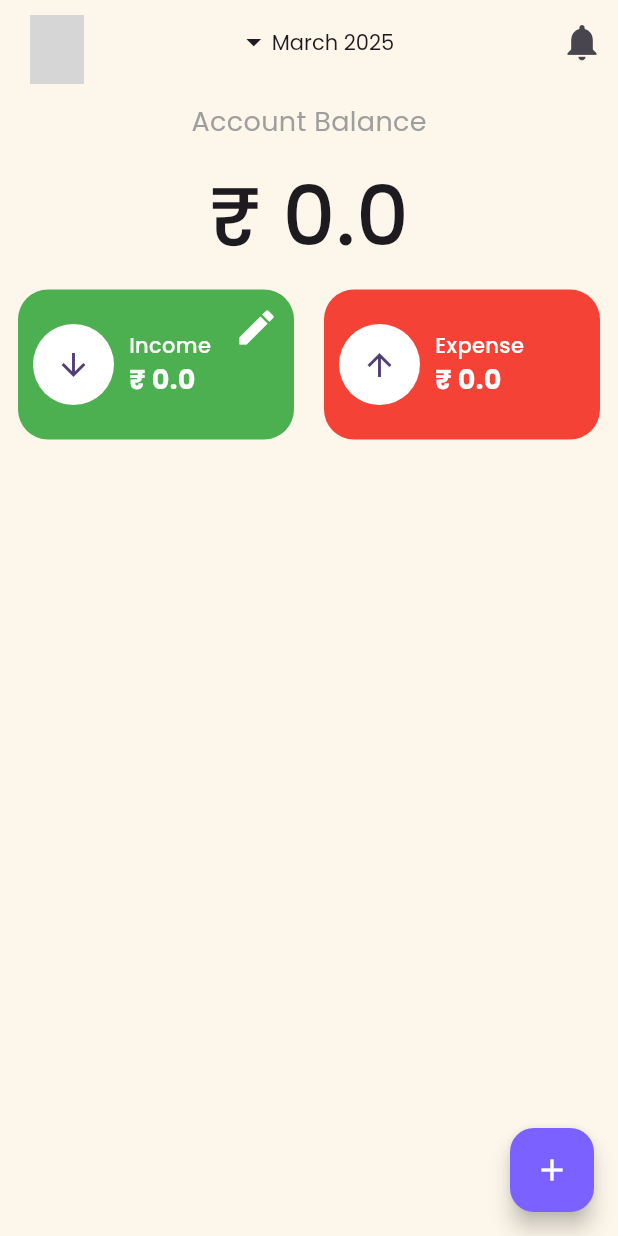
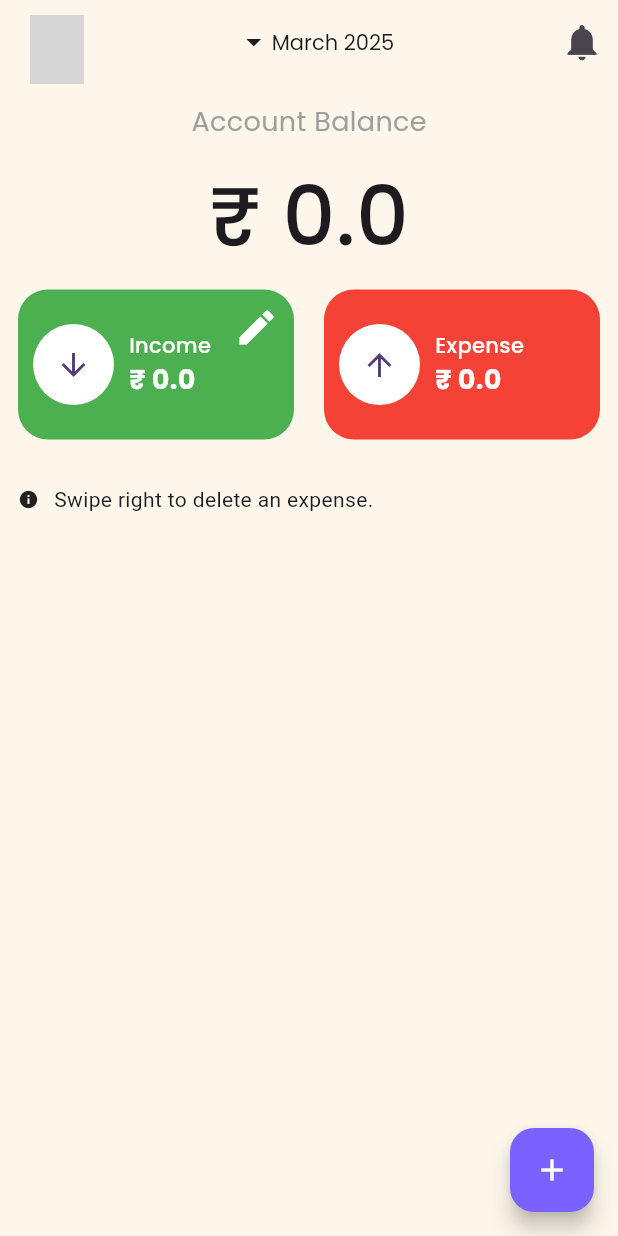
Before and after one commit to tusharkhatriofficial/CipherSchools-Flutter-Assignment, a Flutter app: the HomeScreen screen opened directly, on a phone screen of 412 x 824 dp. Run offline on Flutter 3.47's test engine with Material 3 defaults, Android fonts, the phone set to English and light mode, and no system bars; our stand-ins replace cloud_firestore, firebase_auth, firebase_core, flutter_slidable, google_fonts, google_sign_in and 3 more; accounts and stored records are empty; network calls fail; grey boxes are pictures that could not be loaded.

Commit message:
Few tweaks in navigating screens

```diff
--- a/lib/screens/home_screen.dart
+++ b/lib/screens/home_screen.dart
@@ -178,7 +178,16 @@ class HomeScreen extends StatelessWidget {
                 SizedBox(height: 30.0,),
                 //Expenses List
                 Column(
+                  crossAxisAlignment: CrossAxisAlignment.start,
                   children: [
+                    Row(
+                      children: [
+                        Icon(Icons.info, size: 14.0,),
+                        SizedBox(width: 10.0,),
+                        Text("Swipe right to delete an expense."),
+                      ],
+                    ),
+                    SizedBox(height: 10.0,),
                     for(int i = 0; i <monthlyData.expenses.length; i++)...[
                       //Expense card with slide functionality
                       Slidable(
--- a/lib/screens/login_screen.dart
+++ b/lib/screens/login_screen.dart
@@ -25,7 +25,7 @@ class _SignupScreenState extends State<LoginScreen> {
       UserCredential? userCredential = await signInWithGoogle();
       if(userCredential != null){
         await saveUserUID(userCredential.user!.uid);
-        Navigator.of(context).push(MaterialPageRoute(builder: (context){
+        Navigator.pushReplacement(context, MaterialPageRoute(builder: (context){
           return HomeScreen();
         }));
       }else{
@@ -37,7 +37,7 @@ class _SignupScreenState extends State<LoginScreen> {
       UserCredential? userCredential = await signInWithEmailAndPassword(_emailController.text, _passwordController.text);
       if (userCredential != null) {
         await saveUserUID(userCredential.user!.uid);
-        Navigator.push(context, MaterialPageRoute(builder: (context){
+        Navigator.pushReplacement(context, MaterialPageRoute(builder: (context){
           return HomeScreen();
         }));
       } else {
--- a/lib/screens/welcome_screen.dart
+++ b/lib/screens/welcome_screen.dart
@@ -35,7 +35,7 @@ class WelcomeScreen extends StatelessWidget {
                       SizedBox(width: 20.0,),
                       InkWell(
                         onTap: (){
-                          Navigator.of(context).push(MaterialPageRoute(builder: (context){
+                          Navigator.pushReplacement(context, MaterialPageRoute(builder: (context){
                             return SignupScreen();
                           }));
                         },
```
Also changed, not shown: lib/screens/signup_screen.dart (+4 -4 lines), 4 other files.
